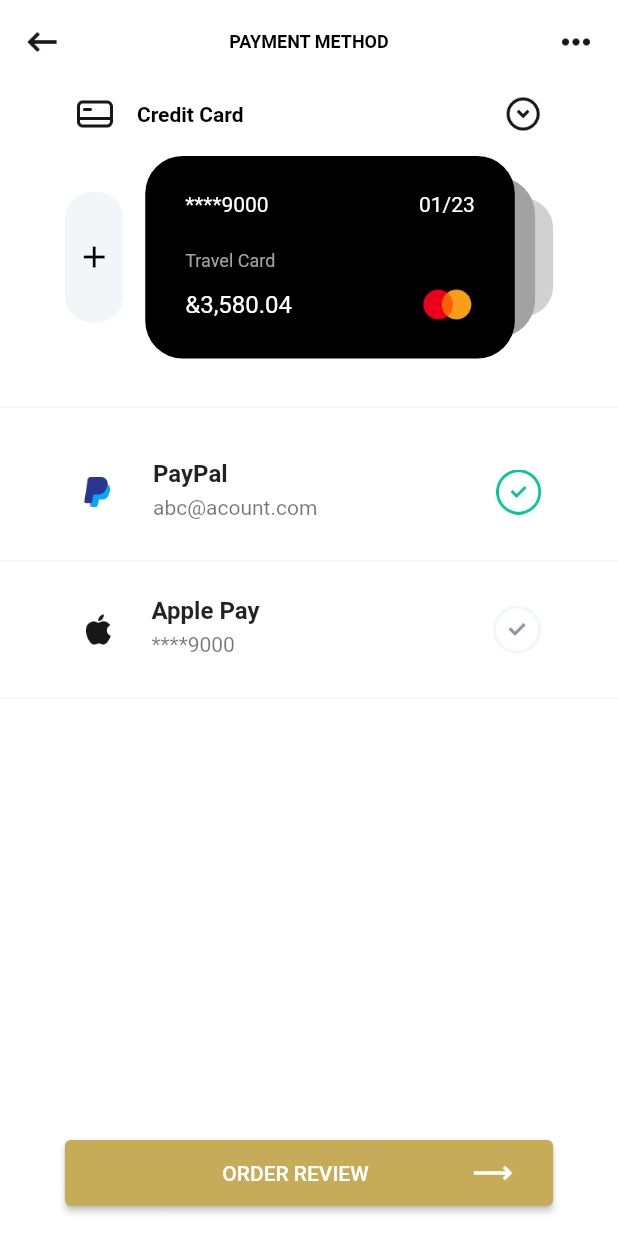
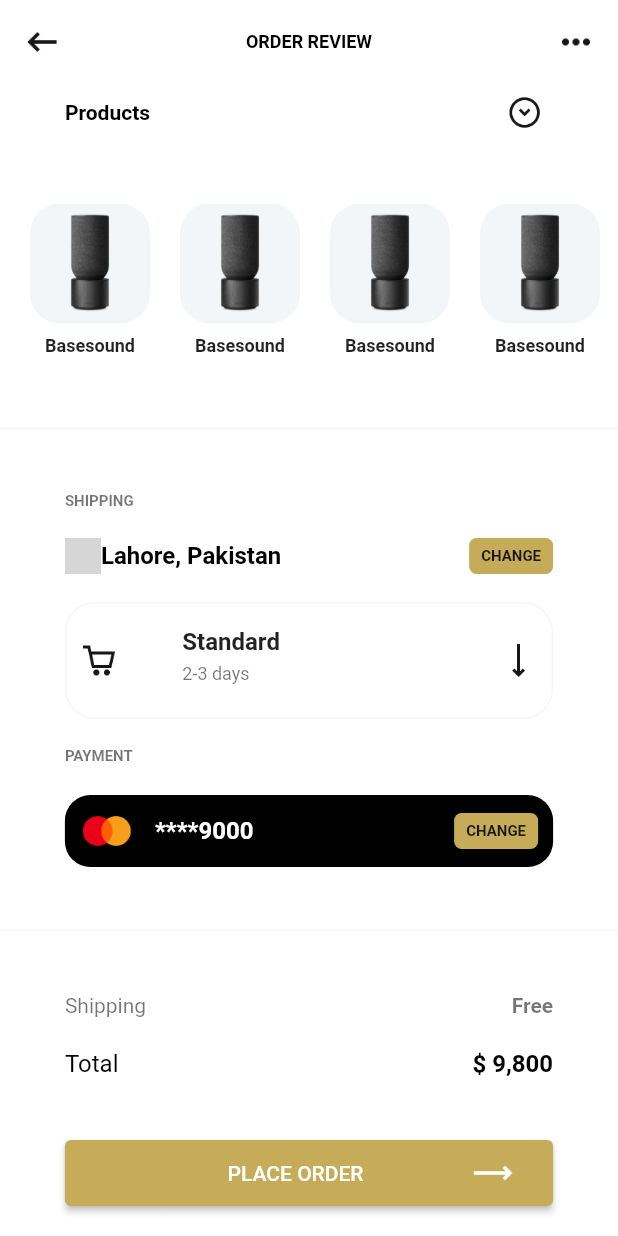
Before and after one commit to Mohsin356/store, a Flutter app: the PaymentMethod screen opened directly, after a tap on "ORDER REVIEW", on a phone screen of 412 x 824 dp. Run offline on Flutter 3.47's test engine with Material 2 defaults, Android fonts, the phone set to English and light mode, and no system bars; our stand-ins replace get, google_nav_bar, intl_phone_field, line_icons, otp_text_field; grey boxes are pictures that could not be loaded.

Commit message:
UI Screens completed

```diff
--- /dev/null
+++ b/lib/views/screens/orderReview.dart
@@ -0,0 +1,308 @@
+
+import 'package:flutter/material.dart';
+import 'package:get/get.dart';
+import 'package:store/utils/colors.dart';
+import 'package:store/views/screens/orderComplete.dart';
+import 'package:store/views/screens/product.dart';
+import 'package:store/views/widgets/buttonWidget.dart';
+import 'package:store/views/widgets/textWidget.dart';
+
+class OrderReview extends StatelessWidget {
+  const OrderReview({Key? key}) : super(key: key);
+
+  @override
+  Widget build(BuildContext context) {
+    return SafeArea(
+        child:Scaffold(
+          appBar: AppBar(
+            leading: Padding(
+              padding: const EdgeInsets.all(14.0),
+              child: GestureDetector(
+                onTap: Get.back,
+                child: Image.asset("assets/images/backArrow.png",),
+              ),
+            ),
+            title:  const Center(
+              child: TextWidget(txt: "ORDER REVIEW",
+                fontWeight: FontWeight.bold,
+                txtSize: 12,txtClr: AppColors.txtClr,),
+            ),
+            actions: [
+              Padding(
+                padding: const EdgeInsets.all(14.0),
+                child: GestureDetector(
+                  child: Image.asset("assets/images/threeDotMenu.png",),
+                ),
+              ),
+            ],
+            backgroundColor: Colors.transparent,
+            elevation: 0.0,
+          ),
+          backgroundColor: AppColors.appBgClr,
+          body: Column(
+            mainAxisAlignment: MainAxisAlignment.spaceBetween,
+            crossAxisAlignment: CrossAxisAlignment.start,
+            children: [
+              Center(
+                child: SizedBox(
+                  width: Get.mediaQuery.size.width*0.79,
+                  child:  Row(
+                    mainAxisAlignment:MainAxisAlignment.spaceBetween,
+                    children: [
+                      const TextWidget(txt: "Products",txtClr: AppColors.txtClr,
+                        fontWeight: FontWeight.bold,txtSize: 14,),
+                      Padding(
+                        padding: const EdgeInsets.all(8.0),
+                        child: Image.asset("assets/images/dropDownIcon.png",width:22,height: 22,),
+                      ),
+                    ],
+                  ),
+                ),
+              ),
+              SizedBox(height: 108,
+               child: ListView.builder(
+                 scrollDirection: Axis.horizontal,
+                   itemCount:6,
+                   itemBuilder:(context, index){
+                     return Padding(
+                       padding: const EdgeInsets.only(left: 20.0),
+                       child: GestureDetector(
+                         onTap: (){Get.to(()=>const Product());},
+                         child: SizedBox(
+                           width: 80,
+                           child: Column(
+                             mainAxisAlignment: MainAxisAlignment.spaceBetween,
+                             crossAxisAlignment: CrossAxisAlignment.center,
+                             children: [
+                               Container(
+                                 height:80,
+                                 width: 80,
+                                 decoration: BoxDecoration(
+                                   color: AppColors.cardClr,
+                                   borderRadius: BorderRadius.circular(20.0),
+                                 ),
+                                 child: FittedBox(
+                                     fit: BoxFit.fill,
+                                     child: Image.asset("assets/images/speaker.png")),
+                               ),
+                               const SizedBox(
+                                 height:20,
+                                 child: TextWidget(txt: "Basesound",
+                                   fontWeight: FontWeight.bold,txtSize: 12,),
+                               ),
+                             ],
+                           ),
+                         ),
+                       ),
+                     );
+                   } ),),
+              Container(color:AppColors.dividerClr ,height: 1,),
+              Center(
+                child: SizedBox(height: 250,
+                width: Get.mediaQuery.size.width*0.79,
+                child: Column(
+                  crossAxisAlignment: CrossAxisAlignment.start,
+                  mainAxisAlignment: MainAxisAlignment.spaceBetween,
+                  children: [
+                    const TextWidget(txt: "SHIPPING",
+                      fontWeight: FontWeight.bold,txtSize: 10,
+                      txtClr:AppColors.hintTxtClr ,),
+                    Row(
+                      mainAxisAlignment: MainAxisAlignment.spaceBetween,
+                      children: [
+                        Row(
+                          mainAxisAlignment: MainAxisAlignment.start,
+                          children:  [
+                            Image.asset("assets/images/pinnedLocation.png",width:24,height: 24,),
+                            const TextWidget(txt: "Lahore, Pakistan",
+                              fontWeight: FontWeight.bold,txtSize: 16,
+                              txtClr:AppColors.txtClr ,),
+                          ],
+                        ),
+                        GestureDetector(
+                          child: Container(
+                            height:24,width: 56,
+                            decoration: BoxDecoration(
+                              color: AppColors.btnClr,
+                              borderRadius: BorderRadius.circular(5.0),
+                            ),
+                            child:  const Center(
+                              child:  TextWidget(txt: "CHANGE",
+                                txtSize: 10,fontWeight: FontWeight.bold,),
+                            ),
+                          ),
+                          onTap: (){},
+                        ),
+                      ],
+                    ),
+                    Container(
+                      height: 78,
+                      width: Get.mediaQuery.size.width*0.79,
+                      decoration: BoxDecoration(
+                          color:AppColors.appBgClr,
+                          borderRadius: BorderRadius.circular(20.0),
+                          border: Border.all(
+                              color: AppColors.cardClr,
+                              width: 1
+                          )
+                      ),
+                      child: Row(
+                        crossAxisAlignment: CrossAxisAlignment.center,
+                        mainAxisAlignment: MainAxisAlignment.spaceBetween,
+                        children: [
+                          Padding(
+                            padding: const EdgeInsets.all(10.0),
+                            child: Image.asset("assets/images/shoppingCart.png",width:24,height: 24,),
+                          ),
+                          SizedBox(
+                            width: Get.mediaQuery.size.width*0.41,
+                            child: Column(
+                              mainAxisAlignment: MainAxisAlignment.center,
+                              crossAxisAlignment: CrossAxisAlignment.start,
+                              children:  const [
+                                SizedBox(
+                                  height: 24,
+                                  child: TextWidget(txt: "Standard",
+                                    fontWeight: FontWeight.bold,txtSize: 16,),
+                                ),
+                                SizedBox(
+                                  height: 20,
+                                  child: TextWidget(txt: "2-3 days",
+                                    txtSize: 12,txtClr: AppColors.hintTxtClr,),
+                                ),
+                              ],
+                            ),
+                          ),
+                          Padding(
+                            padding: const EdgeInsets.all(10.0),
+                            child: Image.asset("assets/images/arrowDown.png",width:24,height: 24,),
+                          )
+                        ],
+                      ),
+                    ),
+                    SizedBox(
+                      height: 80,
+                      width: Get.mediaQuery.size.width*0.79,
+                      child: Column(
+                        mainAxisAlignment: MainAxisAlignment.spaceBetween,
+                        crossAxisAlignment: CrossAxisAlignment.start,
+                        children: [
+                          const TextWidget(txt: "PAYMENT",
+                            fontWeight: FontWeight.bold,txtSize: 10,
+                            txtClr:AppColors.hintTxtClr ,),
+                          Container(
+                            height: 48,
+                            width: Get.mediaQuery.size.width*0.79,
+                            decoration: BoxDecoration(
+                                color:AppColors.creditCardOneClr,
+                                borderRadius: BorderRadius.circular(17.0),
+                            ),
+                            child: Padding(
+                              padding: const EdgeInsets.symmetric(horizontal: 10.0),
+                              child: Row(
+                                crossAxisAlignment: CrossAxisAlignment.center,
+                                mainAxisAlignment: MainAxisAlignment.spaceBetween,
+                                children: [
+                                  SizedBox(
+                                    width: 150,
+                                    child: Row(
+                                      crossAxisAlignment: CrossAxisAlignment.center,
+                                      mainAxisAlignment: MainAxisAlignment.spaceBetween,
+                                      children: [
+                                        SizedBox(
+                                          width: 36.25,
+                                          height: 23.97,
+                                          child: FittedBox(
+                                              fit: BoxFit.fill,
+                                              child: Image.asset("assets/images/creditLogo.png")),
+                                        ),
+                                        const  SizedBox(
+                                          width: 100,
+                                          child: TextWidget(txt: "****9000",fontWeight: FontWeight.bold,
+                                            txtSize: 16,txtClr: AppColors.btnTxtClr,),
+                                        ),
+                                      ],
+                                    ),
+                                  ),
+                                  GestureDetector(
+                                    child: Container(
+                                      height:24,width: 56,
+                                      decoration: BoxDecoration(
+                                        color: AppColors.btnClr,
+                                        borderRadius: BorderRadius.circular(5.0),
+                                      ),
+                                      child:  const Center(
+                                        child:  TextWidget(txt: "CHANGE",
+                                          txtSize: 10,fontWeight: FontWeight.bold,),
+                                      ),
+                                    ),
+                                    onTap: (){},
+                                  ),
+                                ],
+                              ),
+                            ),
+                          ),
+
+                        ],
+                      ),
+                    )
+
+                  ],
+                ),),
+              ),
+              Container(color:AppColors.dividerClr ,height: 1,),
+              Center(
+                child: SizedBox(
+                  height: 56,
+                  width: Get.mediaQuery.size.width*0.79,
+                  child: Column(
+                    mainAxisAlignment: MainAxisAlignment.spaceBetween,
+                    crossAxisAlignment: CrossAxisAlignment.start,
+                    children: [
+                      Row(
+                        mainAxisAlignment: MainAxisAlignment.spaceBetween,
+                        children: const[
+                           TextWidget(txt: "Shipping", txtSize: 14,
+                            txtClr:AppColors.hintTxtClr ,),
+                          TextWidget(txt: "Free",
+                            fontWeight: FontWeight.bold,txtSize: 14,
+                            txtClr:AppColors.hintTxtClr ,),
+                        ],
+                      ),
+                      Row(
+                        mainAxisAlignment: MainAxisAlignment.spaceBetween,
+                        children: const[
+                          TextWidget(txt: "Total", txtSize: 16,
+                            txtClr:AppColors.txtClr ,),
+                          TextWidget(txt: "\$ 9,800",
+                            fontWeight: FontWeight.bold,txtSize: 16,
+                            txtClr:AppColors.txtClr ,),
+                        ],
+                      )
+                    ],
+                  ),
+                ),
+              ),
+              Padding(
+                padding: const EdgeInsets.only(bottom: 20.0),
+                child: Center(
+                  child: SizedBox(
+                    width: Get.mediaQuery.size.width*0.79,
+                    height: 44,
+                    child: ButtonWidget(btnTxt: "PLACE ORDER",btnClr: AppColors.btnClr,
+                      btnTxtClr: AppColors.btnTxtClr,btnTxtSize: 14,
+                      spaceBeforeTxt: 30,
+                      function: (){
+                        Get.to(()=>const OrderCompleteScreen());
+                      },
+                      btnIcon: "assets/images/rightArrow.png",
+                      btnIconClr: AppColors.btnIconClr,),
+                  ),
+                ),
+              ),
+
+            ],
+          ),
+        ) );
+  }
+}
--- a/lib/views/screens/paymentMethod.dart
+++ b/lib/views/screens/paymentMethod.dart
@@ -2,6 +2,8 @@
 import 'package:flutter/material.dart';
 import 'package:get/get.dart';
 import 'package:store/utils/colors.dart';
+import 'package:store/views/screens/addCard.dart';
+import 'package:store/views/screens/orderReview.dart';
 import 'package:store/views/widgets/buttonWidget.dart';
 import 'package:store/views/widgets/textWidget.dart';
 class PaymentMethod extends StatelessWidget {
@@ -68,7 +70,7 @@ class PaymentMethod extends StatelessWidget {
                                   ),
                                   Padding(
                                     padding: const EdgeInsets.all(8.0),
-                                    child: Image.asset("assets/images/dropDownIcon.png",width:24,height: 24,),
+                                    child: Image.asset("assets/images/dropDownIcon.png",width:22,height: 22,),
                                   ),
                                 ],
                               ),
@@ -90,6 +92,7 @@ class PaymentMethod extends StatelessWidget {
                                           child: Icon(Icons.add,size: 24,color: AppColors.iconClr,),
                                         ),
                                       ),
+                                      onTap: (){Get.to(()=> AddCreditCard());},
                                     ),
                                     SizedBox(
                                       width: Get.mediaQuery.size.width*0.66,
@@ -276,7 +279,9 @@ class PaymentMethod extends StatelessWidget {
                       child: ButtonWidget(btnTxt: "ORDER REVIEW",btnClr: AppColors.btnClr,
                         btnTxtClr: AppColors.btnTxtClr,btnTxtSize: 14,
                         spaceBeforeTxt: 30,
-                        function: (){},
+                        function: (){
+                        Get.to(()=>const OrderReview());
+                        },
                         btnIcon: "assets/images/rightArrow.png",
                         btnIconClr: AppColors.btnIconClr,),
                     ),
--- a/lib/views/screens/search.dart
+++ b/lib/views/screens/search.dart
@@ -71,6 +71,7 @@ class SearchScreen extends StatelessWidget {
                                   crossAxisAlignment: CrossAxisAlignment.start,
                                   children: [
                                     ListView.separated(
+                                      physics: const NeverScrollableScrollPhysics(),
                                       shrinkWrap: true,
                                         scrollDirection: Axis.vertical,
                                         itemCount: 3,
--- a/lib/views/widgets/signupForm.dart
+++ b/lib/views/widgets/signupForm.dart
@@ -44,7 +44,7 @@ class SignUpForm extends StatelessWidget {
                   style: const TextStyle(fontWeight: FontWeight.bold),
                   keyboardType: TextInputType.visiblePassword,
                   obscureText: controller.hiddenPass.value,
-                  onChanged: (value)=>controller.setName(value),
+                  onChanged: (value)=>controller.setPass(value),
                   decoration:  InputDecoration(
                     //prefixIcon: Icon(txtFieldIcon,color: iconClr,size: iconSize,),
                     prefixIcon: Padding(
--- a/lib/views/widgets/userForm.dart
+++ b/lib/views/widgets/userForm.dart
@@ -42,7 +42,7 @@ class UserForm extends StatelessWidget {
                  style: const TextStyle(fontWeight: FontWeight.bold),
                  keyboardType: TextInputType.visiblePassword,
                  obscureText: controller.hiddenPass.value,
-                 onChanged: (value)=>controller.setName(value),
+                 onChanged: (value)=>controller.setPass(value),
                  decoration:  InputDecoration(
                    //prefixIcon: Icon(txtFieldIcon,color: iconClr,size: iconSize,),
                    prefixIcon: Padding(
```
Also changed, not shown: lib/views/screens/addCard.dart (added, +146 -0 lines), lib/views/screens/orderComplete.dart (added, +158 -0 lines), assets/images/calender.png (added), assets/images/successfulPayment.png (added).
